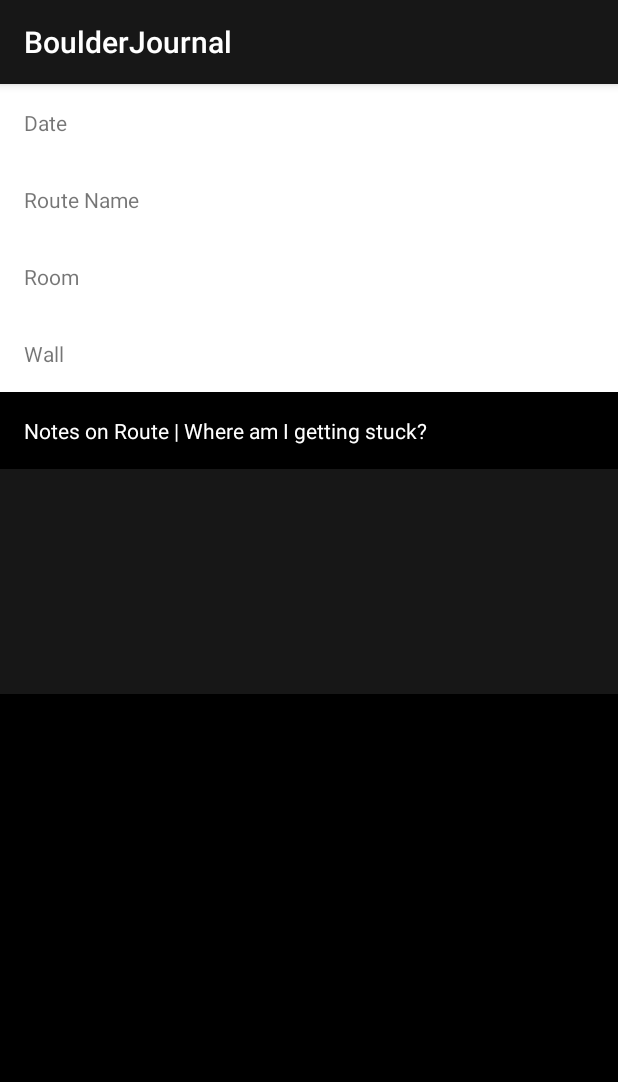
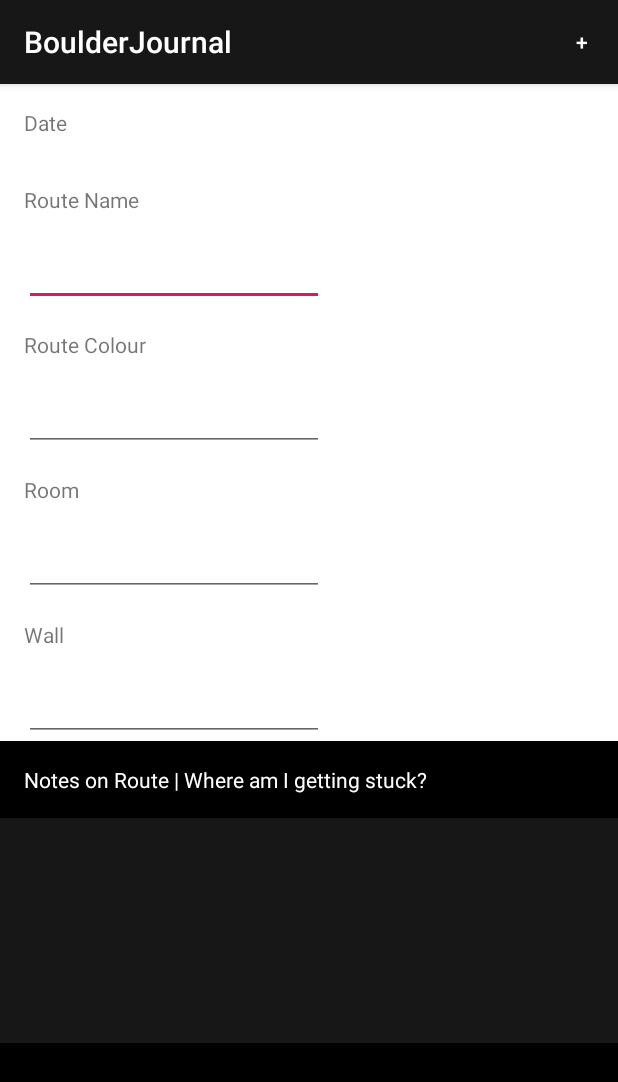
Before and after one commit to yossaj/bouldering_route_tracker, an Android app: the screen it shows after launch (AddRouteActivity), on a phone screen of 412 x 824 dp. Shown: the top 1082 px of the screen. Run offline under Robolectric (Android 15) with nearby library versions, the phone set to English and light mode, and no system bars.

Commit message:
added various buttons and made changes to data base - however currently still facing error

```diff
--- a/app/src/main/res/layout/activity_add_route.xml
+++ b/app/src/main/res/layout/activity_add_route.xml
@@ -19,11 +19,30 @@
             android:padding="@dimen/activity_horizontal_margin"/>
 
 
+
         <TextView
             android:layout_width="wrap_content"
             android:layout_height="wrap_content"
             android:text="Route Name"
             android:padding="@dimen/activity_horizontal_margin"/>
+
+        <EditText
+            android:id="@+id/input_route_name"
+            android:layout_width="200dp"
+            android:layout_height="wrap_content"
+            android:layout_marginLeft="@dimen/activity_horizontal_margin"/>
+
+        <TextView
+            android:layout_width="wrap_content"
+            android:layout_height="wrap_content"
+            android:text="Route Colour"
+            android:padding="@dimen/activity_horizontal_margin"/>
+
+        <EditText
+            android:id="@+id/input_route_colour"
+            android:layout_width="200dp"
+            android:layout_height="wrap_content"
+            android:layout_marginLeft="@dimen/activity_horizontal_margin"/>
 
         <TextView
             android:layout_width="wrap_content"
@@ -31,12 +50,24 @@
             android:text="Room"
             android:padding="@dimen/activity_horizontal_margin"/>
 
+        <EditText
+            android:id="@+id/input_room"
+            android:layout_width="200dp"
+            android:layout_height="wrap_content"
+            android:layout_marginLeft="@dimen/activity_horizontal_margin"/>
+
 
         <TextView
             android:layout_width="wrap_content"
             android:layout_height="wrap_content"
             android:text="Wall"
             android:padding="@dimen/activity_horizontal_margin"/>
+
+        <EditText
+            android:id="@+id/input_wall"
+            android:layout_width="200dp"
+            android:layout_height="wrap_content"
+            android:layout_marginLeft="@dimen/activity_horizontal_margin"/>
 
     </LinearLayout>
 
@@ -53,11 +84,13 @@
             android:padding="@dimen/activity_horizontal_margin"/>
 
         <EditText
+            android:id="@+id/route_note"
             android:layout_width="match_parent"
             android:layout_height="150dp"
             android:inputType="text|textMultiLine"
             android:gravity="top"
             android:background="@color/colorPrimary"
+            android:textColor="@color/white"
             android:padding="@dimen/activity_horizontal_margin"/>
 
 
--- /dev/null
+++ b/app/src/main/res/menu/add_route_menu_button.xml
@@ -0,0 +1,9 @@
+<?xml version="1.0" encoding="utf-8"?>
+<menu xmlns:android="http://schemas.android.com/apk/res/android"
+    xmlns:app="http://schemas.android.com/apk/res-auto">
+<item
+    android:id="@+id/add"
+    android:title="+"
+    android:orderInCategory="1"
+    app:showAsAction="always" />
+</menu>
```
Also changed, not shown: app/src/main/java/com/example/boulderjournal/AddRouteActivity.java (+67 -0 lines), app/src/main/java/com/example/boulderjournal/data/RouteContentProvider.java (+47 -2 lines), app/src/main/java/com/example/boulderjournal/data/RouteContract.java (+12 -2 lines), app/src/main/java/com/example/boulderjournal/data/RouteDbHelper.java (+7 -8 lines).
